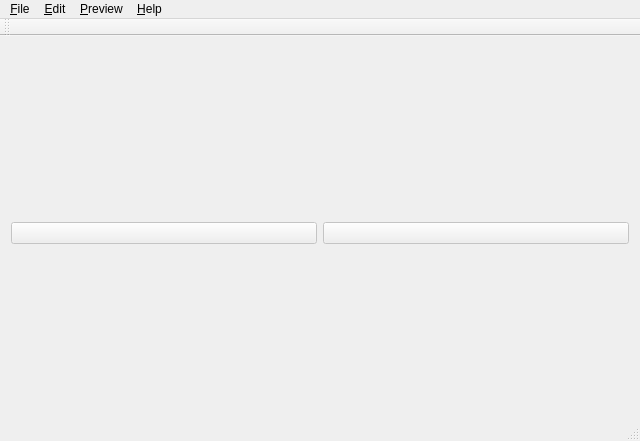
This is qimageviewer.ui in abodnyaUA/qimageviewer as Qt 5 draws it before an edit. The edited form follows.
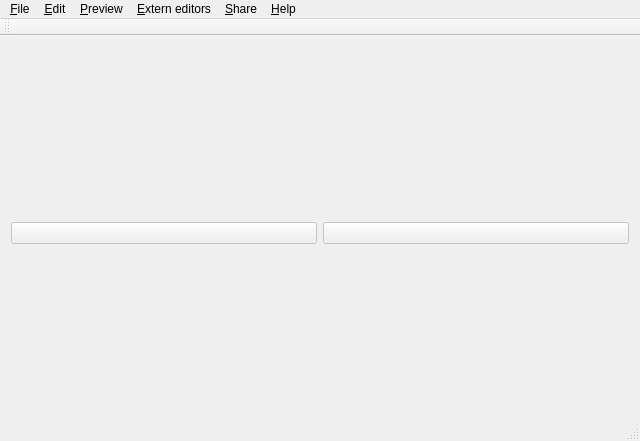
This is the edited form. Icons and pictures are not drawn.

```diff
--- a/qimageviewer.ui
+++ b/qimageviewer.ui
@@ -145,9 +145,24 @@
     <addaction name="separator"/>
     <addaction name="wallpaperAction"/>
    </widget>
+   <widget class="QMenu" name="menuExtern_editors">
+    <property name="title">
+     <string>&amp;Extern editors</string>
+    </property>
+    <addaction name="editorsNewAction"/>
+    <addaction name="editorsManagerAction"/>
+   </widget>
+   <widget class="QMenu" name="menuShare">
+    <property name="title">
+     <string>&amp;Share</string>
+    </property>
+    <addaction name="shareImageShackAction"/>
+   </widget>
    <addaction name="fileMenu"/>
    <addaction name="parametersMenu"/>
    <addaction name="previewMenu"/>
+   <addaction name="menuExtern_editors"/>
+   <addaction name="menuShare"/>
    <addaction name="helpMenu"/>
   </widget>
   <widget class="QToolBar" name="mainToolBar">
```
Left out of the diff: 111 changed lines with no effect on the pictures.
